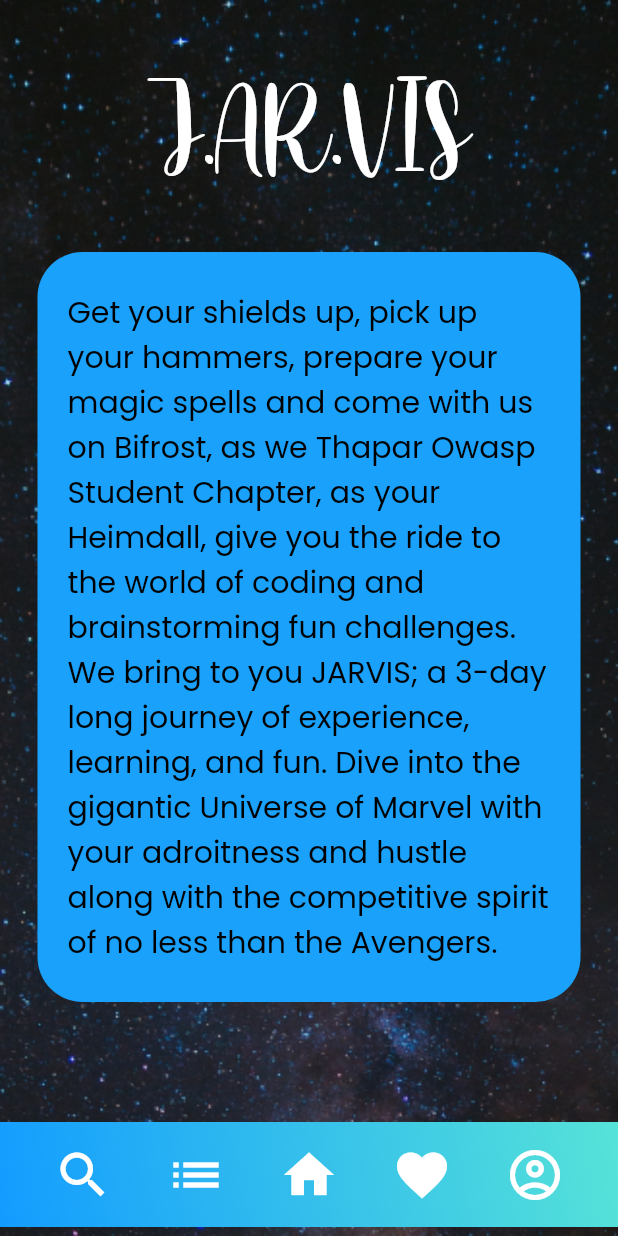
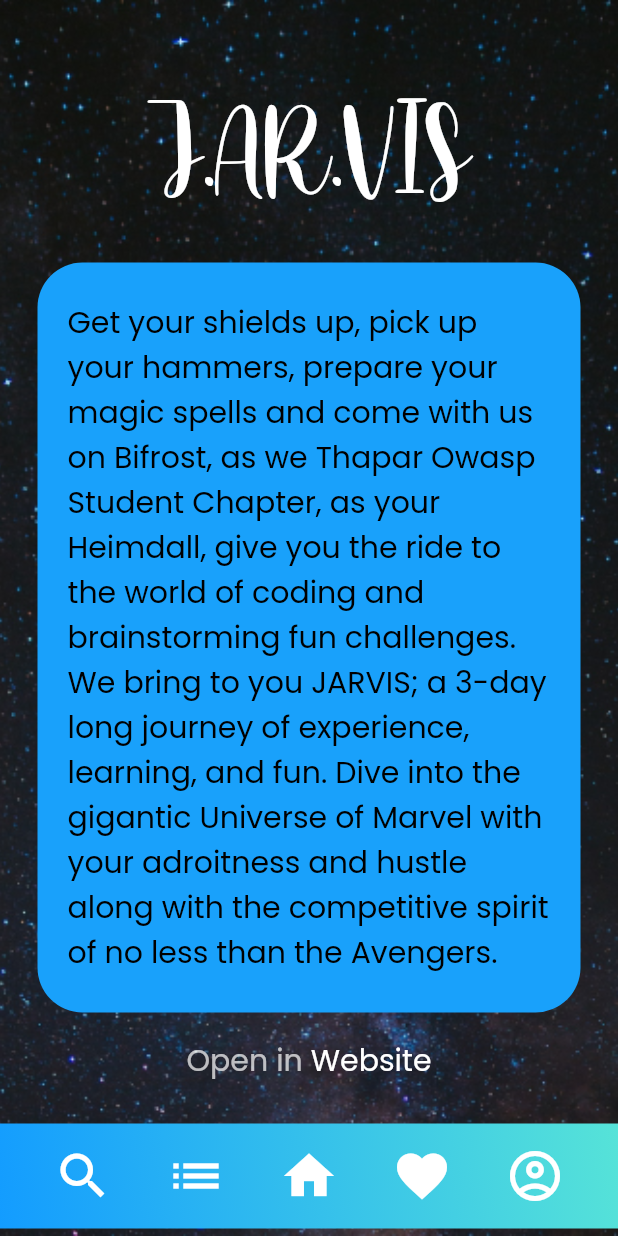
Before and after one commit to sailohitaksh-cryptic/elc-activity, a Flutter app: the EventTapInfo screen opened by its route, on a phone screen of 412 x 824 dp. Run offline on Flutter 3.47's test engine with Material 2 defaults, Android fonts, the phone set to English and light mode, and no system bars; our stand-ins replace cloud_firestore, firebase_auth, firebase_core, flutter_linkify, google_fonts, modal_progress_hud and 2 more; accounts and stored records are empty.

Commit message:
websites

```diff
--- a/lib/event_tap_info.dart
+++ b/lib/event_tap_info.dart
@@ -1,8 +1,10 @@
 import 'package:flutter/cupertino.dart';
 import 'package:flutter/material.dart';
+import 'package:flutter/gestures.dart';
 import 'favourites.dart';
 import 'homescreen.dart';
 import 'package:google_fonts/google_fonts.dart';
+import 'package:url_launcher/url_launcher.dart';
 
 class EventTapInfo extends StatefulWidget {
   static String id = 'event_tap_info';
@@ -20,7 +22,7 @@ class _EventTapInfoState extends State<EventTapInfo> {
           children: [
             Container(
               child: Padding(
-                padding: const EdgeInsets.only(top: 35.0),
+                padding: const EdgeInsets.only(top: 50.0),
                 child: Center(
                   child: Text(
                     'J.AR.VIS',
@@ -35,7 +37,7 @@ class _EventTapInfoState extends State<EventTapInfo> {
               ),
             ),
             Padding(
-              padding: const EdgeInsets.symmetric(horizontal: 25, vertical: 25),
+              padding: const EdgeInsets.symmetric(horizontal: 25, vertical: 17),
               child: Container(
                 width: double.infinity,
                 height: 500,
@@ -61,8 +63,40 @@ class _EventTapInfoState extends State<EventTapInfo> {
                 ),
               ),
             ),
+            Container(
+              child: RichText(
+                  text: TextSpan(
+                      children: [
+                        TextSpan(
+                            style:GoogleFonts.poppins(
+                              color: Colors.white70,
+                              fontSize: 20.0,
+                            ),
+                            text: "Open in "
+                        ),
+                        TextSpan(
+                            style:GoogleFonts.poppins(
+                              color: Colors.white,
+                              fontSize: 20.0,
+                            ),
+                            text: "Website",
+                            recognizer: TapGestureRecognizer()..onTap = () async {
+                              var url = "http://jarvis.owasp.co.in/";
+                              // if(await canLaunch(url)){
+                              //   await launch(url);
+                              // }
+                              // else{
+                              //   throw "Cannot load Url";
+                              // }
+                              await launch(url);
+                            }
+                        )
+                      ]
+                  )
+              ),
+            ),
             SizedBox(
-              height: 55,
+              height: 27,
             ),
             Container(
               child: Row(
```
Also changed, not shown: lib/sunburn_desc.dart (+27 -14 lines).
